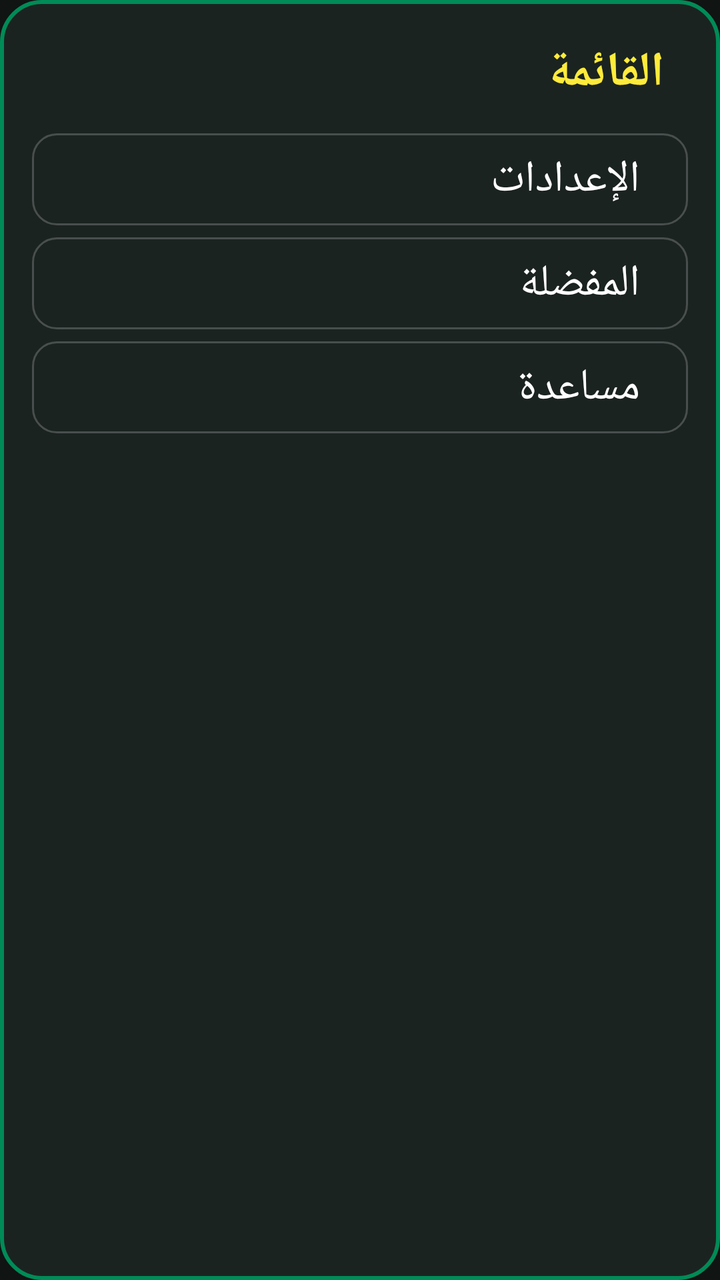
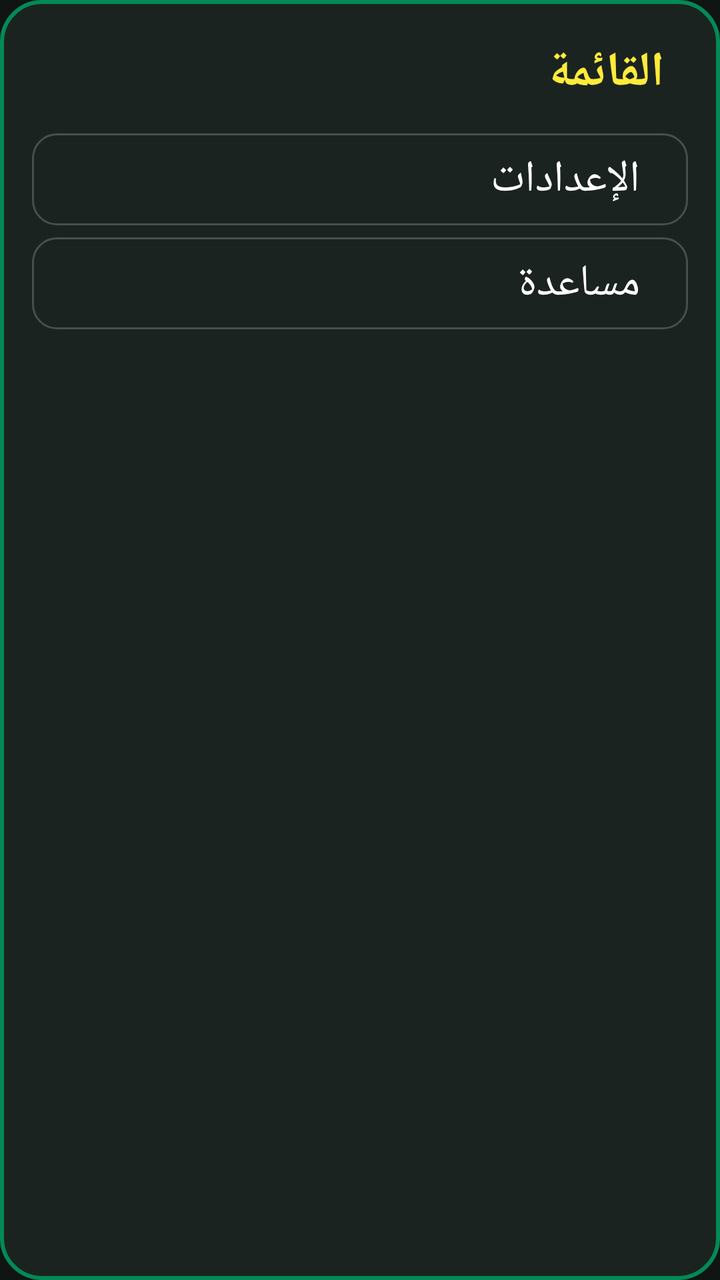

Before-and-after screenshots of an Android layout around one commit, followed by the original layout XML and the change that was made.
<!-- AndroidManifest.xml: application theme Theme.EdDirasaTV -->
<!-- res/layout/dialog_home_menu.xml -->
<?xml version="1.0" encoding="utf-8"?>
<LinearLayout xmlns:android="http://schemas.android.com/apk/res/android"
    android:layout_width="match_parent"
    android:layout_height="wrap_content"
    android:background="@drawable/dialog_bg"
    android:layoutDirection="rtl"
    android:orientation="vertical"
    android:padding="16dp">

    <TextView
        android:layout_width="match_parent"
        android:layout_height="wrap_content"
        android:paddingStart="12dp"
        android:paddingTop="4dp"
        android:paddingBottom="8dp"
        android:text="@string/menu_title"
        android:textColor="@color/focus_border"
        android:textSize="24sp"
        android:textStyle="bold" />

    <TextView
        android:id="@+id/homeMenuSettings"
        style="@style/MenuItem"
        android:text="@string/menu_settings" />

    <TextView
        android:id="@+id/homeMenuFavorites"
        style="@style/MenuItem"
        android:text="@string/home_favorites" />

    <TextView
        android:id="@+id/homeMenuHelp"
        style="@style/MenuItem"
        android:text="@string/menu_help" />

</LinearLayout>
<!-- resources referenced by this layout -->
<resources>
  <color name="focus_border">#FFEB3B</color>
  <!-- drawable dialog_bg (drawable) -->
  <?xml version="1.0" encoding="utf-8"?>
  <shape xmlns:android="http://schemas.android.com/apk/res/android"
      android:shape="rectangle">
      <solid android:color="@color/tile_normal" />
      <corners android:radius="20dp" />
      <stroke
          android:width="2dp"
          android:color="@color/brand_green" />
  </shape>
  <string name="home_favorites">المفضلة</string>
  <string name="menu_help">مساعدة</string>
  <string name="menu_settings">الإعدادات</string>
  <string name="menu_title">القائمة</string>
  <style name="MenuItem">
          <item name="android:layout_width">match_parent</item>
          <item name="android:layout_height">wrap_content</item>
          <item name="android:layout_marginTop">6dp</item>
          <item name="android:background">@drawable/chip_bg</item>
          <item name="android:clickable">true</item>
          <item name="android:focusable">true</item>
          <item name="android:focusableInTouchMode">false</item>
          <item name="android:paddingStart">24dp</item>
          <item name="android:paddingEnd">24dp</item>
          <item name="android:paddingTop">8dp</item>
          <item name="android:paddingBottom">8dp</item>
          <item name="android:textColor">@color/text_light</item>
          <item name="android:textSize">22sp</item>
      </style>
  <style name="Theme.EdDirasaTV" parent="Theme.AppCompat.NoActionBar">
          <item name="colorPrimary">@color/brand_green</item>
          <item name="colorPrimaryDark">@color/brand_green_dark</item>
          <item name="colorAccent">@color/focus_border</item>
          <item name="android:windowBackground">@color/background_dark</item>
          <item name="android:textColor">@color/text_light</item>
      </style>
  <color name="tile_normal">#1B2320</color>
  <color name="brand_green">#008B57</color>
  <!-- drawable chip_bg (drawable) -->
  <?xml version="1.0" encoding="utf-8"?>
  <selector xmlns:android="http://schemas.android.com/apk/res/android">
      <item android:state_focused="true">
          <shape android:shape="rectangle">
              <solid android:color="@color/tile_focused" />
              <corners android:radius="12dp" />
              <stroke
                  android:width="3dp"
                  android:color="@color/focus_border" />
          </shape>
      </item>
      <item>
          <shape android:shape="rectangle">
              <solid android:color="@color/tile_normal" />
              <corners android:radius="12dp" />
              <stroke
                  android:width="1dp"
                  android:color="@color/tile_stroke" />
          </shape>
      </item>
  </selector>
  <color name="text_light">#FFFFFF</color>
  <color name="brand_green_dark">#00693F</color>
  <color name="background_dark">#101413</color>
  <color name="tile_focused">#123F30</color>
  <color name="tile_stroke">#33FFFFFF</color>
</resources>

<!-- the commit's change to res/layout/dialog_home_menu.xml (unified diff, before → after) -->
@@ -24,11 +24,6 @@
         android:text="@string/menu_settings" />
 
     <TextView
-        android:id="@+id/homeMenuFavorites"
-        style="@style/MenuItem"
-        android:text="@string/home_favorites" />
-
-    <TextView
         android:id="@+id/homeMenuHelp"
         style="@style/MenuItem"
         android:text="@string/menu_help" />
<!-- resource entries referenced after the edit -->
@@ -11,7 +11,6 @@
           android:width="2dp"
           android:color="@color/brand_green" />
   </shape>
-  <string name="home_favorites">المفضلة</string>
   <string name="menu_help">مساعدة</string>
   <string name="menu_settings">الإعدادات</string>
   <string name="menu_title">القائمة</string>
